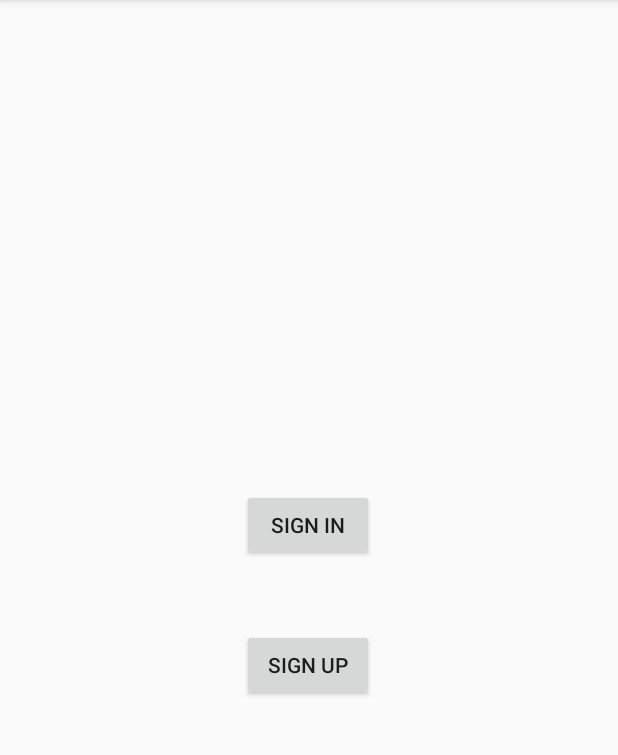
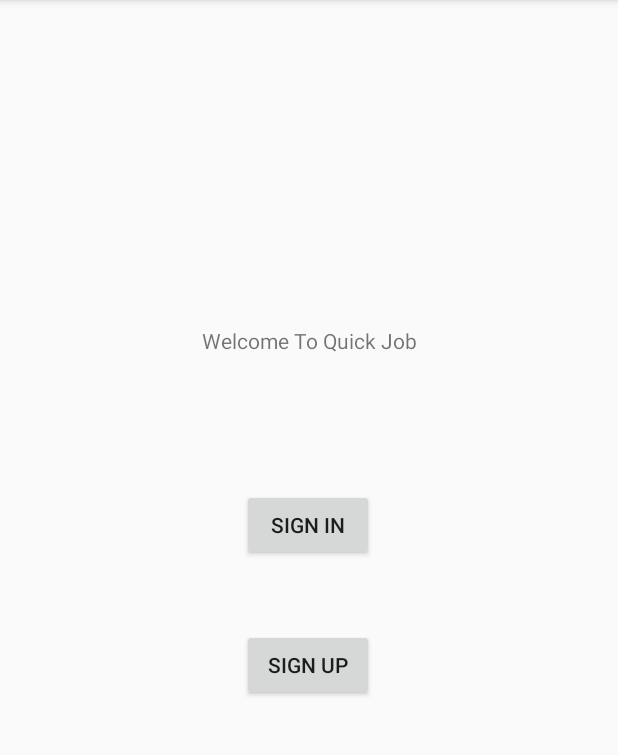
Before and after one commit to keshav155/SIT305_Assesment2, an Android app: the screen it shows after launch (ChooseLoginOrSignUpActivity), on a phone screen of 412 x 824 dp, the part 84-839 px from its top. Run offline under Robolectric (Android 15) with nearby library versions, the phone set to English and light mode, and no system bars.

Commit message:
Organized code into main classes and subclasses

```diff
--- a/app/src/main/AndroidManifest.xml
+++ b/app/src/main/AndroidManifest.xml
@@ -15,9 +15,9 @@
         <activity android:name=".Matches.MatchesActivity" />
         <activity android:name=".SettingsActivity" />
         <activity android:name=".HomeActivity" />
-        <activity android:name=".LoginActivity" />
-        <activity android:name=".MainActivity" />
-        <activity android:name=".ChooseLoginOrSignUpActivity">
+        <activity android:name=".Authentication.LoginActivity" />
+        <activity android:name=".Authentication.MainActivity" />
+        <activity android:name=".Authentication.ChooseLoginOrSignUpActivity">
             <intent-filter>
                 <action android:name="android.intent.action.MAIN" />
 
--- a/app/src/main/java/com/example/assesment2/ChooseLoginOrSignUpActivity.java
+++ b/app/src/main/java/com/example/assesment2/Authentication/ChooseLoginOrSignUpActivity.java
@@ -1,4 +1,4 @@
-package com.example.assesment2;
+package com.example.assesment2.Authentication;
 
 import androidx.appcompat.app.AppCompatActivity;
 
@@ -6,6 +6,8 @@ import android.content.Intent;
 import android.os.Bundle;
 import android.view.View;
 import android.widget.Button;
+
+import com.example.assesment2.R;
 
 public class ChooseLoginOrSignUpActivity extends AppCompatActivity {
 
--- a/app/src/main/java/com/example/assesment2/LoginActivity.java
+++ b/app/src/main/java/com/example/assesment2/Authentication/LoginActivity.java
@@ -1,4 +1,4 @@
-package com.example.assesment2;
+package com.example.assesment2.Authentication;
 
 import android.content.Intent;
 
@@ -11,6 +11,8 @@ import android.widget.EditText;
 import android.widget.TextView;
 import android.widget.Toast;
 
+import com.example.assesment2.HomeActivity;
+import com.example.assesment2.R;
 import com.google.android.gms.tasks.OnCompleteListener;
 import com.google.android.gms.tasks.Task;
 import com.google.firebase.auth.AuthResult;
--- a/app/src/main/java/com/example/assesment2/MainActivity.java
+++ b/app/src/main/java/com/example/assesment2/Authentication/MainActivity.java
@@ -1,4 +1,4 @@
-package com.example.assesment2;
+package com.example.assesment2.Authentication;
 
 
 import android.content.Intent;
@@ -13,6 +13,8 @@ import android.widget.RadioGroup;
 import android.widget.TextView;
 import android.widget.Toast;
 
+import com.example.assesment2.HomeActivity;
+import com.example.assesment2.R;
 import com.google.android.gms.tasks.OnCompleteListener;
 import com.google.android.gms.tasks.Task;
 import com.google.firebase.auth.AuthResult;
@@ -83,7 +85,7 @@ public class MainActivity extends AppCompatActivity {
                                 userInfo.put("profileImageUrl","default");
                                 userInfo.put("role",radioButton.getText().toString());
                                 currentUserDb.updateChildren(userInfo);
-                                startActivity(new Intent(MainActivity.this,HomeActivity.class));
+                                startActivity(new Intent(MainActivity.this, HomeActivity.class));
                             }
                         }
                     });
--- a/app/src/main/java/com/example/assesment2/HomeActivity.java
+++ b/app/src/main/java/com/example/assesment2/HomeActivity.java
@@ -12,6 +12,7 @@ import android.widget.Button;
 import android.widget.ListView;
 import android.widget.Toast;
 
+import com.example.assesment2.Authentication.ChooseLoginOrSignUpActivity;
 import com.example.assesment2.Cards.arrayAdapter;
 import com.example.assesment2.Cards.cards;
 import com.example.assesment2.Matches.MatchesActivity;
--- a/app/src/main/res/layout/activity_choose_login_or_sign_up.xml
+++ b/app/src/main/res/layout/activity_choose_login_or_sign_up.xml
@@ -4,7 +4,7 @@
     xmlns:tools="http://schemas.android.com/tools"
     android:layout_width="match_parent"
     android:layout_height="match_parent"
-    tools:context=".ChooseLoginOrSignUpActivity">
+    tools:context=".Authentication.ChooseLoginOrSignUpActivity">
 
     <Button
         android:id="@+id/goToSignInButton"
@@ -29,4 +29,15 @@
         app:layout_constraintStart_toStartOf="parent"
         app:layout_constraintTop_toTopOf="parent"
         app:layout_constraintVertical_bias="0.582" />
+
+    <TextView
+        android:id="@+id/textView2"
+        android:layout_width="wrap_content"
+        android:layout_height="wrap_content"
+        android:text="Welcome To Quick Job"
+        app:layout_constraintBottom_toBottomOf="parent"
+        app:layout_constraintEnd_toEndOf="parent"
+        app:layout_constraintStart_toStartOf="parent"
+        app:layout_constraintTop_toTopOf="parent"
+        app:layout_constraintVertical_bias="0.29" />
 </androidx.constraintlayout.widget.ConstraintLayout>
--- a/app/src/main/res/layout/activity_login.xml
+++ b/app/src/main/res/layout/activity_login.xml
@@ -4,7 +4,7 @@
     xmlns:tools="http://schemas.android.com/tools"
     android:layout_width="match_parent"
     android:layout_height="match_parent"
-    tools:context=".LoginActivity">
+    tools:context=".Authentication.LoginActivity">
     <EditText
         android:id="@+id/email"
         android:layout_width="wrap_content"
--- a/app/src/main/res/layout/activity_main.xml
+++ b/app/src/main/res/layout/activity_main.xml
@@ -4,7 +4,7 @@
     xmlns:tools="http://schemas.android.com/tools"
     android:layout_width="match_parent"
     android:layout_height="match_parent"
-    tools:context=".MainActivity">
+    tools:context=".Authentication.MainActivity">
 
     <EditText
         android:id="@+id/name"
```
